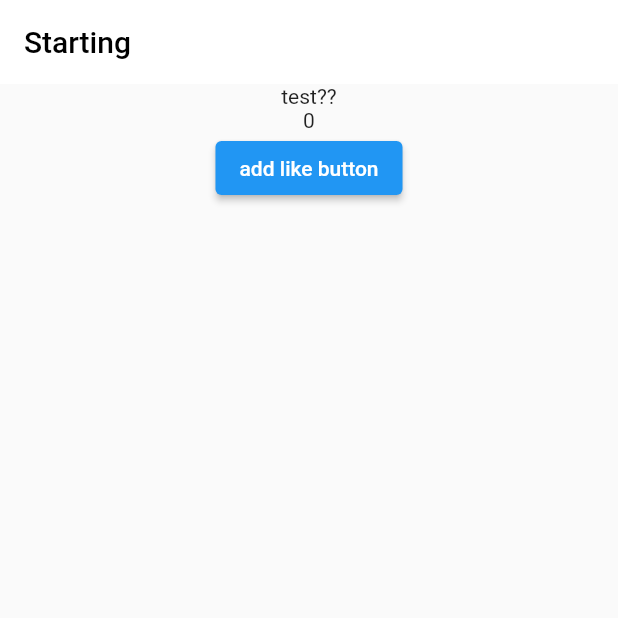
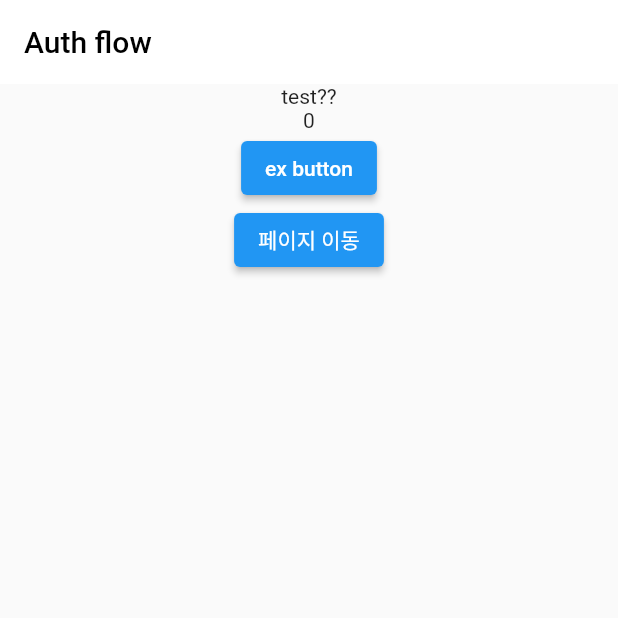
Before and after one commit to allofhyuk/flutter_getX, a Flutter app: the screen it shows after launch, on a phone screen of 412 x 824 dp, the top half of it. Run offline on Flutter 3.47's test engine with Material 2 defaults, Android fonts, the phone set to English and light mode, and no system bars; our stand-ins replace get.

Commit message:
수정: 라우터 fix

```diff
--- a/lib/main.dart
+++ b/lib/main.dart
@@ -16,7 +16,7 @@ class MyApp extends StatelessWidget {
   Widget build(BuildContext context) {
     return GetMaterialApp(
       title: 'Flutter Demo',
-      theme: ThemeData(primaryColor: Colors.black),
+      theme: ThemeData(primaryColor: Colors.white),
       home: DashboardPage(),
     );
   }
--- a/lib/pages/dashboard/dashboard_page.dart
+++ b/lib/pages/dashboard/dashboard_page.dart
@@ -5,6 +5,7 @@ import 'package:flutter/src/widgets/framework.dart';
 
 import 'package:get/instance_manager.dart';
 import 'package:getx/pages/dashboard/dashboard_controller.dart';
+import 'package:getx/pages/third/third_page.dart';
 import 'package:getx/routing/router.dart';
 
 class DashboardPage extends StatelessWidget {
@@ -19,7 +20,7 @@ class DashboardPage extends StatelessWidget {
     return Scaffold(
       appBar: AppBar(
         title: Text(
-          'Starting',
+          'Auth flow',
           style: TextStyle(color: Colors.black),
         ),
         centerTitle: false,
@@ -36,7 +37,12 @@ class DashboardPage extends StatelessWidget {
                         onPressed: () {
                           _controller.addLike();
                         },
-                        child: Text('add like button'))
+                        child: Text('ex button')),
+                    ElevatedButton(
+                        onPressed: () {
+                          Get.to(ThirdPage());
+                        },
+                        child: Text('페이지 이동'))
                   ],
                 ))),
       ),
--- a/lib/pages/second/second_page.dart
+++ b/lib/pages/login/login_page.dart
@@ -1,7 +1,7 @@
 import 'package:flutter/material.dart';
 
-class SecondPage extends StatelessWidget {
-  const SecondPage({Key? key}) : super(key: key);
+class LoginPage extends StatelessWidget {
+  const LoginPage({Key? key}) : super(key: key);
 
   @override
   Widget build(BuildContext context) {
```
Also changed, not shown: lib/pages/third/third_page.dart (+4 -9 lines), lib/routing/router.dart (+15 -16 lines).
